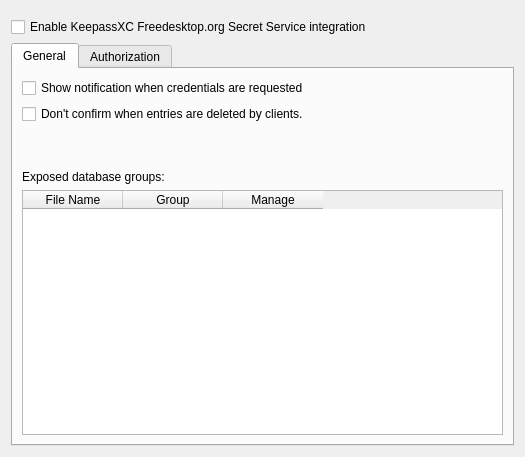
keepassxreboot/keepassxc, file src/fdosecrets/widgets/SettingsWidgetFdoSecrets.ui: the form before one commit.
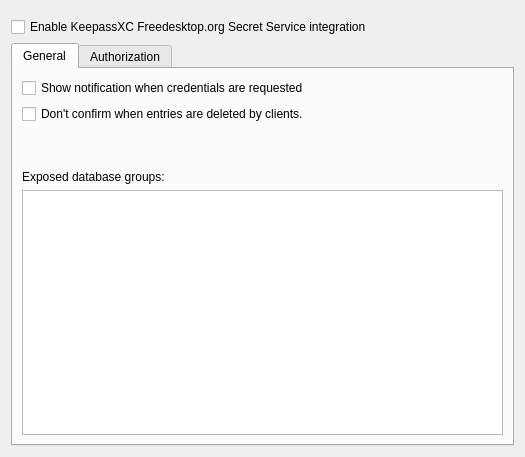
The form after the commit.

```diff
--- a/src/fdosecrets/widgets/SettingsWidgetFdoSecrets.ui
+++ b/src/fdosecrets/widgets/SettingsWidgetFdoSecrets.ui
@@ -75,7 +75,7 @@
         </widget>
        </item>
        <item>
-        <widget class="QTableWidget" name="tableDatabases">
+        <widget class="QTableView" name="tableDatabases">
          <property name="focusPolicy">
           <enum>Qt::NoFocus</enum>
          </property>
@@ -91,21 +91,6 @@
          <attribute name="verticalHeaderVisible">
           <bool>false</bool>
          </attribute>
-         <column>
-          <property name="text">
-           <string>File Name</string>
-          </property>
-         </column>
-         <column>
-          <property name="text">
-           <string>Group</string>
-          </property>
-         </column>
-         <column>
-          <property name="text">
-           <string>Manage</string>
-          </property>
-         </column>
         </widget>
        </item>
       </layout>
```
Left out of the diff: 12 changed lines with no effect on the pictures.
